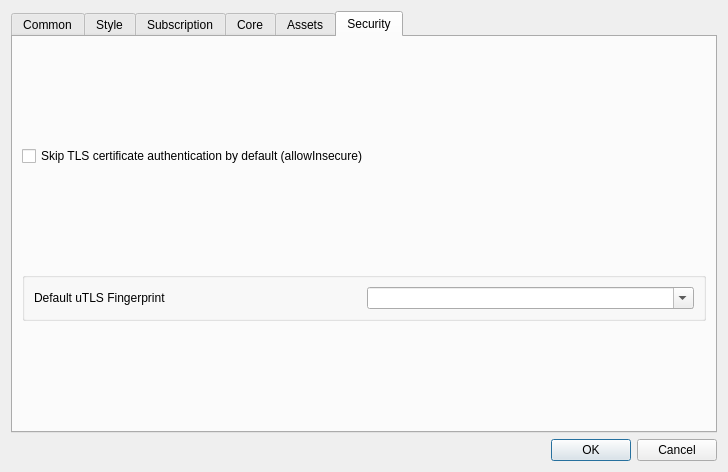
Before: the Qt Designer form include/ui/setting/dialog_basic_settings.ui in shengmo0210/Throne, drawn with Qt 5.
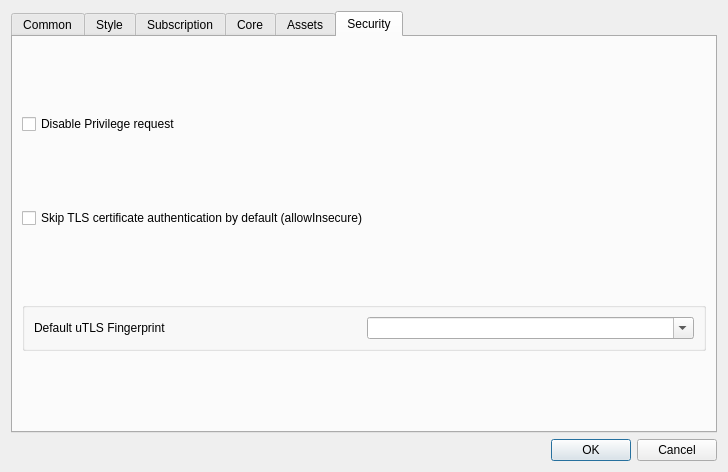
After: the same form once the commit is applied. The open tabs and pages were chosen to show the change. Custom widgets are drawn as their Qt base class.

Commit message: add disable privilege req

What changed in the file:
```diff
--- a/include/ui/setting/dialog_basic_settings.ui
+++ b/include/ui/setting/dialog_basic_settings.ui
@@ -755,6 +755,13 @@
        <string>Security</string>
       </attribute>
       <layout class="QVBoxLayout" name="verticalLayout_4">
+       <item>
+        <widget class="QCheckBox" name="disable_priv_req">
+         <property name="text">
+          <string>Disable Privilege request</string>
+         </property>
+        </widget>
+       </item>
        <item>
         <widget class="QCheckBox" name="skip_cert">
          <property name="text">
```
The commit also changes 4 other files.
